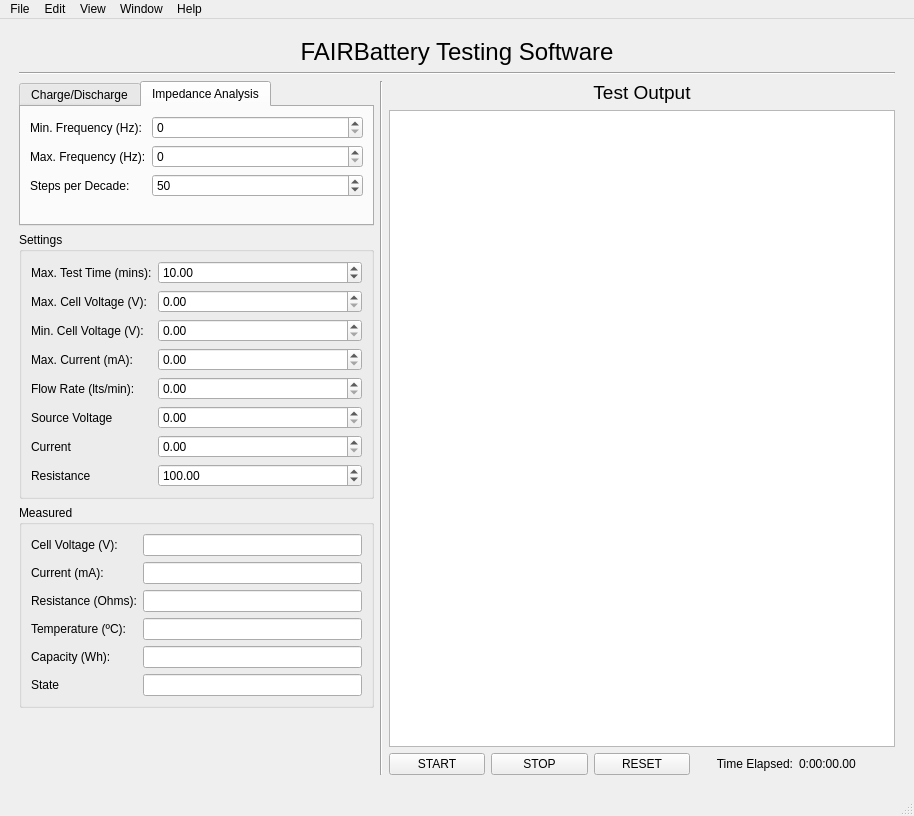
nelfy22/FAIR-Battery, file Battery_Testing_Software/examples/101_project/UI/BatteryChargerUI.ui: the form before one commit.
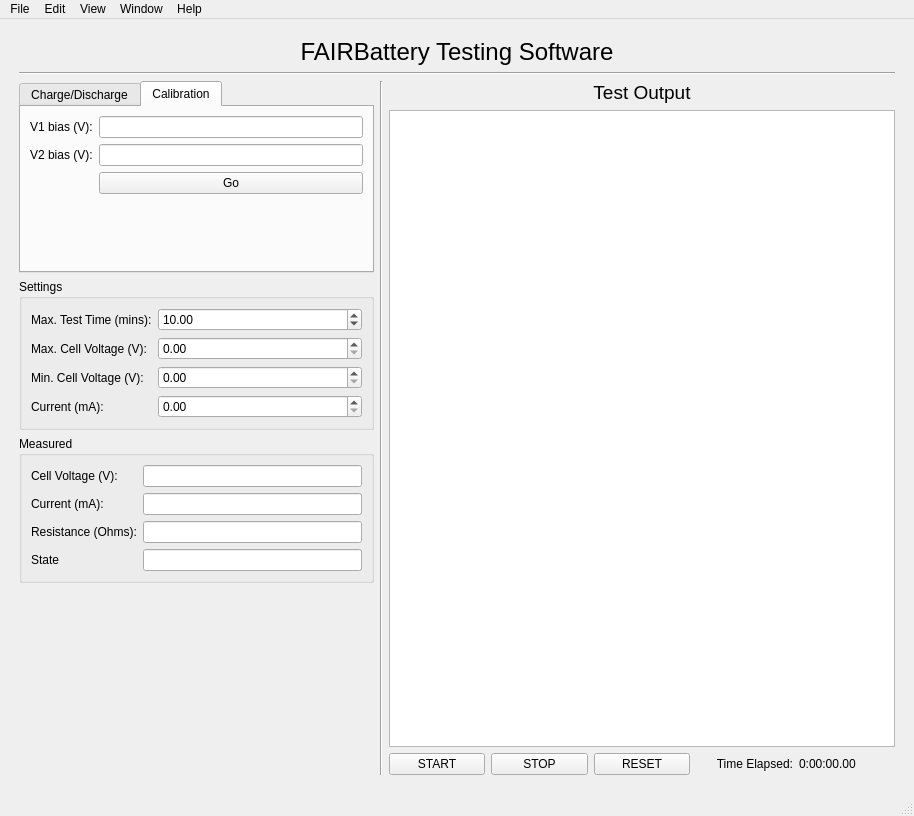
The form after the commit. The open tabs and pages were chosen to show the change. Custom widgets are drawn as their Qt base class.

The edit to the form file:
```diff
--- a/Battery_Testing_Software/examples/101_project/UI/BatteryChargerUI.ui
+++ b/Battery_Testing_Software/examples/101_project/UI/BatteryChargerUI.ui
@@ -217,7 +217,7 @@
             </widget>
             <widget class="QWidget" name="impedance">
              <attribute name="title">
-              <string>Impedance Analysis</string>
+              <string>Calibration</string>
              </attribute>
              <layout class="QVBoxLayout" name="verticalLayout_5">
               <item>
@@ -225,63 +225,35 @@
                 <item row="0" column="0">
                  <widget class="QLabel" name="label_33">
                   <property name="text">
-                   <string>Min. Frequency (Hz):</string>
-                  </property>
-                 </widget>
-                </item>
-                <item row="0" column="1">
-                 <widget class="QSpinBox" name="min_frequency_spinbox">
-                  <property name="accelerated">
-                   <bool>true</bool>
-                  </property>
-                  <property name="maximum">
-                   <number>1000000</number>
-                  </property>
-                  <property name="singleStep">
-                   <number>100</number>
+                   <string>V1 bias (V):</string>
                   </property>
                  </widget>
                 </item>
                 <item row="1" column="0">
                  <widget class="QLabel" name="label_34">
                   <property name="text">
-                   <string>Max. Frequency (Hz):</string>
+                   <string>V2 bias (V):</string>
+                  </property>
+                 </widget>
+                </item>
+                <item row="0" column="1">
+                 <widget class="QLineEdit" name="v1_bias_lineedit">
+                  <property name="readOnly">
+                   <bool>true</bool>
                   </property>
                  </widget>
                 </item>
                 <item row="1" column="1">
-                 <widget class="QSpinBox" name="max_frequency_spinbox">
-                  <property name="accelerated">
+                 <widget class="QLineEdit" name="v2_bias_lineedit">
+                  <property name="readOnly">
                    <bool>true</bool>
-                  </property>
-                  <property name="maximum">
-                   <number>1000000</number>
-                  </property>
-                  <property name="singleStep">
-                   <number>100</number>
-                  </property>
-                 </widget>
-                </item>
-                <item row="2" column="0">
-                 <widget class="QLabel" name="label_37">
-                  <property name="text">
-                   <string>Steps per Decade:</string>
                   </property>
                  </widget>
                 </item>
                 <item row="2" column="1">
-                 <widget class="QSpinBox" name="steps_per_decade_spinbox">
-                  <property name="accelerated">
-                   <bool>true</bool>
-                  </property>
-                  <property name="minimum">
-                   <number>1</number>
-                  </property>
-                  <property name="maximum">
-                   <number>10000</number>
-                  </property>
-                  <property name="value">
-                   <number>50</number>
+                 <widget class="QPushButton" name="calibration_button">
+                  <property name="text">
+                   <string>Go</string>
                   </property>
                  </widget>
                 </item>
@@ -325,32 +297,6 @@
                  </property>
                 </widget>
                </item>
-               <item row="3" column="0">
-                <widget class="QLabel" name="label_2">
-                 <property name="text">
-                  <string>Max. Current (mA):</string>
-                 </property>
-                </widget>
-               </item>
-               <item row="3" column="1">
-                <widget class="QDoubleSpinBox" name="max_current_spinbox">
-                 <property name="minimumSize">
-                  <size>
-                   <width>76</width>
-                   <height>0</height>
-                  </size>
-                 </property>
-                 <property name="accelerated">
-                  <bool>true</bool>
-                 </property>
-                 <property name="decimals">
-                  <number>2</number>
-                 </property>
-                 <property name="maximum">
-                  <double>300.000000000000000</double>
-                 </property>
-                </widget>
-               </item>
                <item row="1" column="0">
                 <widget class="QLabel" name="label_12">
                  <property name="text">
@@ -377,26 +323,6 @@
                  </property>
                 </widget>
                </item>
-               <item row="4" column="0">
-                <widget class="QLabel" name="label_10">
-                 <property name="text">
-                  <string>Flow Rate (lts/min):</string>
-                 </property>
-                </widget>
-               </item>
-               <item row="4" column="1">
-                <widget class="QDoubleSpinBox" name="flow_rate_spinbox">
-                 <property name="minimumSize">
-                  <size>
-                   <width>76</width>
-                   <height>0</height>
-                  </size>
-                 </property>
-                 <property name="accelerated">
-                  <bool>true</bool>
-                 </property>
-                </widget>
-               </item>
                <item row="2" column="0">
                 <widget class="QLabel" name="label_18">
                  <property name="text">
@@ -423,28 +349,14 @@
                  </property>
                 </widget>
                </item>
-               <item row="5" column="0">
-                <widget class="QLabel" name="label">
-                 <property name="text">
-                  <string>Source Voltage</string>
-                 </property>
-                </widget>
-               </item>
-               <item row="5" column="1">
-                <widget class="QDoubleSpinBox" name="supply_voltage_spinbox">
-                 <property name="maximum">
-                  <double>30.000000000000000</double>
-                 </property>
-                </widget>
-               </item>
-               <item row="6" column="0">
+               <item row="3" column="0">
                 <widget class="QLabel" name="label_8">
                  <property name="text">
-                  <string>Current</string>
+                  <string>Current (mA):</string>
                  </property>
                 </widget>
                </item>
-               <item row="6" column="1">
+               <item row="3" column="1">
                 <widget class="QDoubleSpinBox" name="supply_current_spinbox">
                  <property name="maximum">
                   <double>3000.000000000000000</double>
@@ -454,26 +366,6 @@
                  </property>
                 </widget>
                </item>
-               <item row="7" column="0">
-                <widget class="QLabel" name="label_9">
-                 <property name="text">
-                  <string>Resistance</string>
-                 </property>
-                </widget>
-               </item>
-               <item row="7" column="1">
-                <widget class="QDoubleSpinBox" name="resistance_spinbox">
-                 <property name="minimum">
-                  <double>1.250000000000000</double>
-                 </property>
-                 <property name="maximum">
-                  <double>130.250000000000000</double>
-                 </property>
-                 <property name="value">
-                  <double>100.000000000000000</double>
-                 </property>
-                </widget>
-               </item>
               </layout>
              </item>
             </layout>
@@ -538,41 +430,13 @@
                 <widget class="QLineEdit" name="resistor_bank_lineedit"/>
                </item>
                <item row="3" column="0">
-                <widget class="QLabel" name="label_30">
-                 <property name="text">
-                  <string>Temperature (ºC):</string>
-                 </property>
-                </widget>
-               </item>
-               <item row="3" column="1">
-                <widget class="QLineEdit" name="measured_temperature_lineedit">
-                 <property name="readOnly">
-                  <bool>true</bool>
-                 </property>
-                </widget>
-               </item>
-               <item row="4" column="0">
-                <widget class="QLabel" name="label_31">
-                 <property name="text">
-                  <string>Capacity (Wh):</string>
-                 </property>
-                </widget>
-               </item>
-               <item row="4" column="1">
-                <widget class="QLineEdit" name="measured_capacity_lineedit">
-                 <property name="readOnly">
-                  <bool>true</bool>
-                 </property>
-                </widget>
-               </item>
-               <item row="5" column="0">
                 <widget class="QLabel" name="label_11">
                  <property name="text">
                   <string>State</string>
                  </property>
                 </widget>
                </item>
-               <item row="5" column="1">
+               <item row="3" column="1">
                 <widget class="QLineEdit" name="charge_state_lineedit">
                  <property name="readOnly">
                   <bool>true</bool>
```
Left out of the diff: 130 changed lines with no effect on the pictures.
